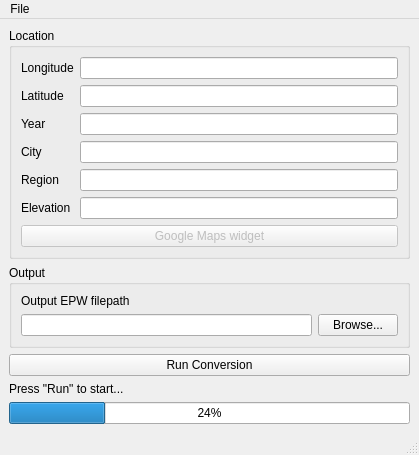
Qt form gui/gui.ui (drzamich/WeatherDataConverter) before a commit.
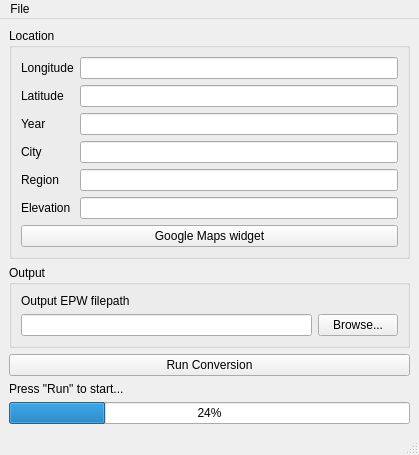
The same form after that commit.

Commit message: Google maps Widget

```diff
--- a/gui/gui.ui
+++ b/gui/gui.ui
@@ -103,7 +103,7 @@
        <item>
         <widget class="QPushButton" name="pushButton">
          <property name="enabled">
-          <bool>false</bool>
+          <bool>true</bool>
          </property>
          <property name="text">
           <string>Google Maps widget</string>
```
Left out of the diff: 19 changed lines with no effect on the pictures. The commit also changes 4 other files.
